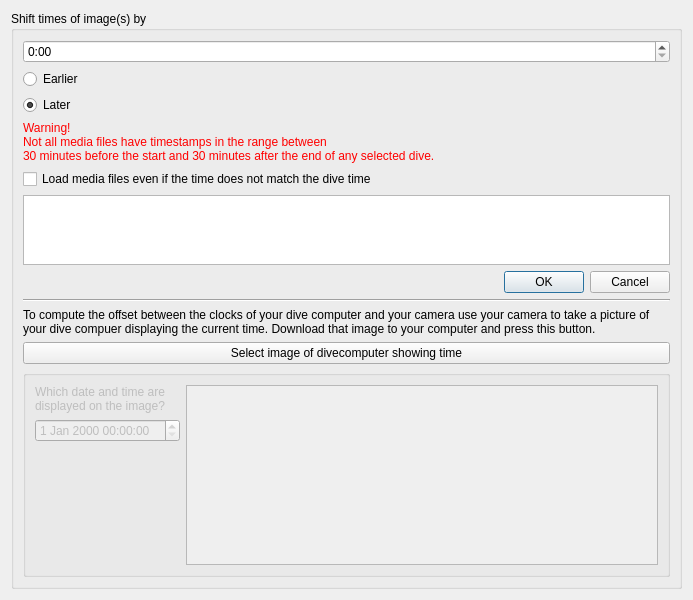
Old version of the form desktop-widgets/shiftimagetimes.ui in the repository subsurface/subsurface.
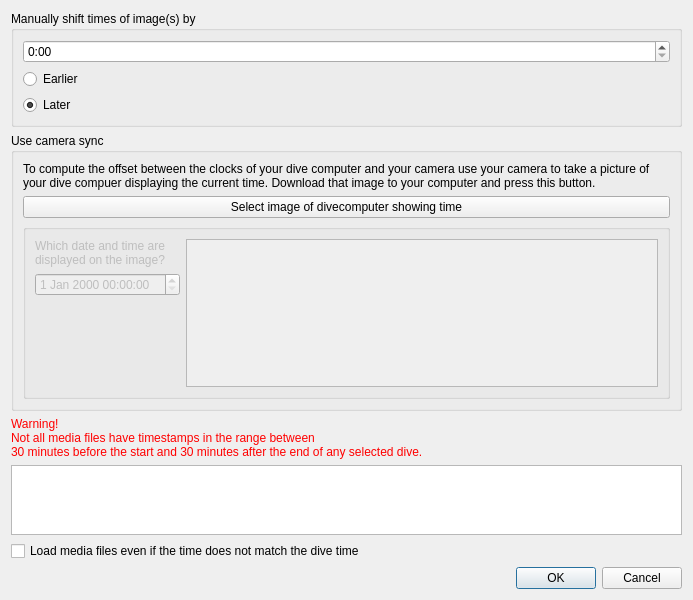
New version of the form. Icons and pictures are not drawn.

Commit message:
Reorder ShiftImageTimes UI
The camera sync feature has been moved above the Ok and Cancel buttons
and given its own descriptive header. The checkbox to ignore unaligned
image timestamps has been moved closer to the buttons.

Diff of the .ui file:
```diff
--- a/desktop-widgets/shiftimagetimes.ui
+++ b/desktop-widgets/shiftimagetimes.ui
@@ -31,7 +31,7 @@
    <item>
     <widget class="QGroupBox" name="groupBox">
      <property name="title">
-      <string>Shift times of image(s) by</string>
+      <string>Manually shift times of image(s) by</string>
      </property>
      <layout class="QVBoxLayout" name="verticalLayout">
       <item>
@@ -116,61 +116,16 @@
         </property>
        </widget>
       </item>
-      <item>
-       <widget class="QLabel" name="warningLabel">
-        <property name="enabled">
-         <bool>true</bool>
-        </property>
-        <property name="styleSheet">
-         <string notr="true">color: red;</string>
-        </property>
-        <property name="text">
-         <string>Warning!
-Not all media files have timestamps in the range between
-30 minutes before the start and 30 minutes after the end of any selected dive.</string>
-        </property>
-       </widget>
-      </item>
-      <item>
-       <widget class="QCheckBox" name="matchAllImages">
-        <property name="text">
-         <string>Load media files even if the time does not match the dive time</string>
-        </property>
-       </widget>
-      </item>
-      <item>
-       <widget class="QTextEdit" name="invalidFilesText">
-        <property name="styleSheet">
-         <string notr="true">color: red; </string>
-        </property>
-        <property name="lineWrapMode">
-         <enum>QTextEdit::NoWrap</enum>
-        </property>
-        <property name="readOnly">
-         <bool>true</bool>
-        </property>
-        <property name="text" stdset="0">
-         <string/>
-        </property>
-       </widget>
-      </item>
-      <item>
-       <widget class="QDialogButtonBox" name="buttonBox">
-        <property name="orientation">
-         <enum>Qt::Horizontal</enum>
-        </property>
-        <property name="standardButtons">
-         <set>QDialogButtonBox::Cancel|QDialogButtonBox::Ok</set>
-        </property>
-       </widget>
-      </item>
-      <item>
-       <widget class="Line" name="line">
-        <property name="orientation">
-         <enum>Qt::Horizontal</enum>
-        </property>
-       </widget>
-      </item>
+
+     </layout>
+    </widget>
+   </item>
+   <item>
+    <widget class="QGroupBox" name="groupBox2">
+     <property name="title">
+      <string>Use camera sync</string>
+     </property>
+     <layout class="QVBoxLayout" name="verticalLayout2">
       <item>
        <widget class="QLabel" name="label">
         <property name="maximumSize">
@@ -257,6 +212,54 @@
      </layout>
     </widget>
    </item>
+   <item>
+    <widget class="QLabel" name="warningLabel">
+     <property name="enabled">
+      <bool>true</bool>
+     </property>
+     <property name="styleSheet">
+      <string notr="true">color: red;</string>
+     </property>
+     <property name="text">
+      <string>Warning!
+Not all media files have timestamps in the range between
+30 minutes before the start and 30 minutes after the end of any selected dive.</string>
+     </property>
+    </widget>
+   </item>
+   <item>
+    <widget class="QTextEdit" name="invalidFilesText">
+     <property name="styleSheet">
+      <string notr="true">color: red; </string>
+     </property>
+     <property name="lineWrapMode">
+      <enum>QTextEdit::NoWrap</enum>
+     </property>
+     <property name="readOnly">
+      <bool>true</bool>
+     </property>
+     <property name="text" stdset="0">
+      <string/>
+     </property>
+    </widget>
+   </item>
+   <item>
+    <widget class="QCheckBox" name="matchAllImages">
+     <property name="text">
+      <string>Load media files even if the time does not match the dive time</string>
+     </property>
+    </widget>
+   </item>
+   <item>
+    <widget class="QDialogButtonBox" name="buttonBox">
+     <property name="orientation">
+      <enum>Qt::Horizontal</enum>
+     </property>
+     <property name="standardButtons">
+      <set>QDialogButtonBox::Cancel|QDialogButtonBox::Ok</set>
+     </property>
+    </widget>
+   </item>
   </layout>
  </widget>
  <resources>
```
